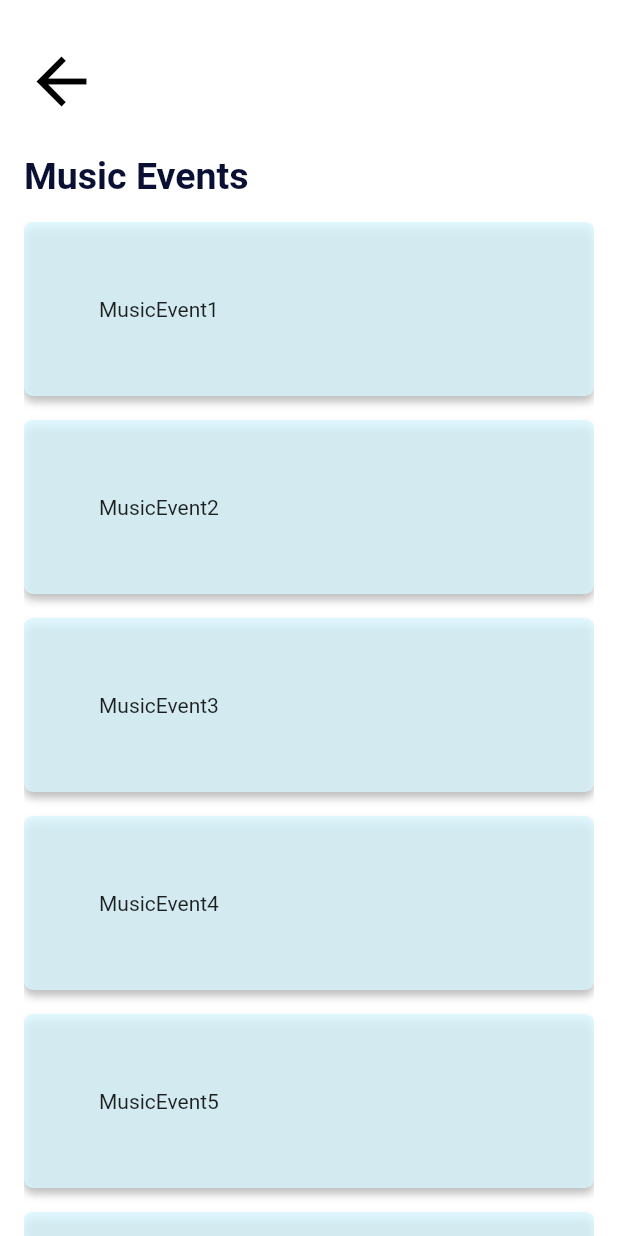
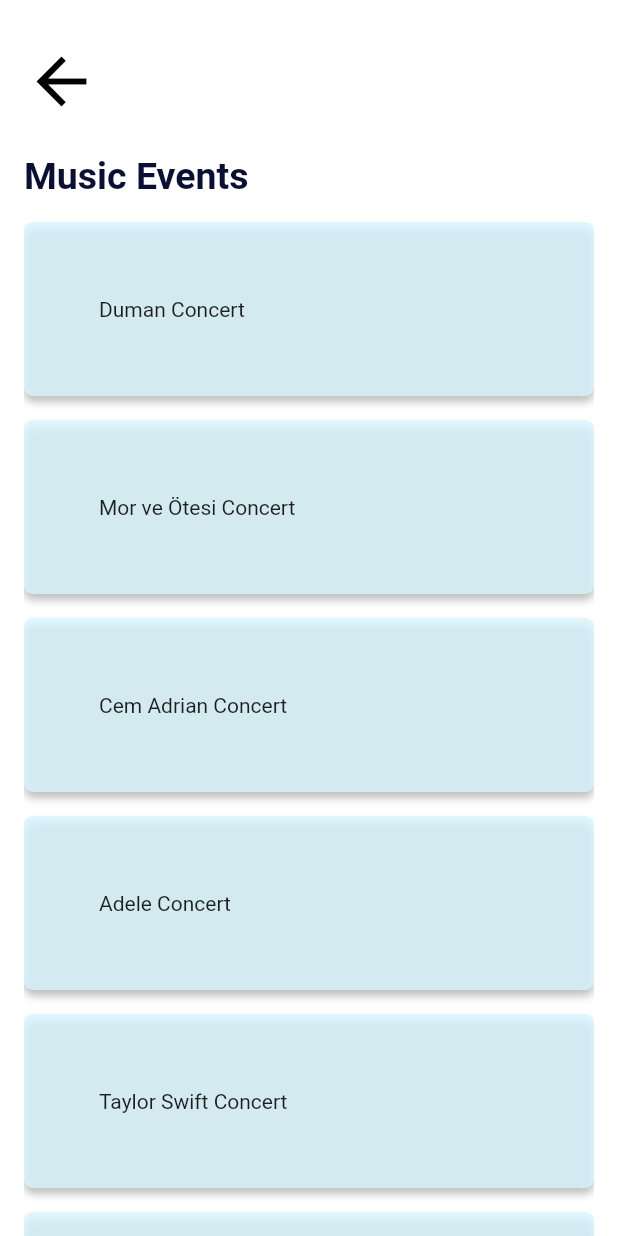
Before and after one commit to ranaakbas/event-finder, a Flutter app: the screen it shows after launch, after a tap on "Music", on a phone screen of 412 x 824 dp. Run offline on Flutter 3.47's test engine with Material 2 defaults, Android fonts, the phone set to English and light mode, and no system bars; our stand-ins replace firebase_core, firebase_database; missing offline and left inert: flutterfire_ui, postgres; accounts and stored records are empty.

Commit message:
event page design, added firebase connect code, 2 buttons on the main page are connected to a single function

```diff
--- a/lib/home.dart
+++ b/lib/home.dart
@@ -48,16 +48,34 @@ class _HomePageState extends State<HomePage> {
                 crossAxisAlignment: CrossAxisAlignment.start,
                 children: [
                   //BAŞBİLET COLUMN1
-                  buildBasBilet(
-                      iconPerson: Icons.person,
-                      widget: MembershipPage(),
-                      context: context),
+                  Padding(
+                    padding: const EdgeInsets.only(top: 24.0, bottom: 3),
+                    child: Row(
+                      children: [
+                        Text(
+                          "BaşBilet",
+                          style: TextStyle(
+                            fontSize: 30,
+                            color: Color(0xFF0A1034),
+                            fontWeight: FontWeight.bold,
+                          ),
+                        ),
+                        SizedBox(width: 130),
+                        buildTopButton(
+                            icon: Icons.search, widget: widget, context: context),
+                        buildTopButton(
+                            icon: Icons.person,
+                            widget: MembershipPage(),
+                            context: context),
+                      ],
+                    ),
+                  ),
+
 
                   buildNickNameText(nickNameText),
 
                   //FILTER COLUMN2
                   //MOST PREFFERED COLUMN3-4
-
 
                   buildMostPreferredText(),
                   buildMostPreferred(),
@@ -68,14 +86,25 @@ class _HomePageState extends State<HomePage> {
                   buildCategories(),
 
                   buildNavigation(
-                      text: "Music", widget: MusicPage(), image: AssetImage('assets/images/music.jpg'), context: context),
+                      text: "Music",
+                      widget: MusicPage(),
+                      image: AssetImage('assets/images/music.jpg'),
+                      context: context),
                   buildNavigation(
-                      text: "Art", widget: ArtPage(), image: AssetImage('assets/images/arts.jpg'), context: context),
+                      text: "Art",
+                      widget: ArtPage(),
+                      image: AssetImage('assets/images/arts.jpg'),
+                      context: context),
                   buildNavigation(
-                      text: "Sport", widget: SportPage(), image: AssetImage('assets/images/sports.png'), context: context),
+                      text: "Sport",
+                      widget: SportPage(),
+                      image: AssetImage('assets/images/sports.png'),
+                      context: context),
                   buildNavigation(
-                      text: "Education&More", widget: EducationMorePage(), image: AssetImage('assets/images/education&more.jpg'), context: context),
-
+                      text: "Education&More",
+                      widget: EducationMorePage(),
+                      image: AssetImage('assets/images/education&more.jpg'),
+                      context: context),
                 ],
               )
             ],
@@ -86,8 +115,8 @@ class _HomePageState extends State<HomePage> {
   }
 }
 
-Widget buildBasBilet(
-    {required IconData iconPerson,
+Widget buildTopButton(
+    {required IconData icon,
     required Widget widget,
     required BuildContext context}) {
   return GestureDetector(
@@ -97,34 +126,11 @@ Widget buildBasBilet(
       }));
     },
     child: Padding(
-      padding: const EdgeInsets.only(top: 24.0, bottom: 3),
-      child: Row(
-        children: [
-          Text(
-            "BaşBilet",
-            style: TextStyle(
-              fontSize: 30,
-              color: Color(0xFF0A1034),
-              fontWeight: FontWeight.bold,
-            ),
-          ),
-          Padding(
-            padding: EdgeInsets.only(left: 155),
-            child: Icon(
-              Icons.search,
-              size: 33,
-              color: Color(0xFF0A1034),
-            ),
-          ),
-          Padding(
-            padding: EdgeInsets.only(left: 20),
-            child: Icon(
-              iconPerson,
-              size: 33,
-              color: Color(0xFF0A1034),
-            ),
-          )
-        ],
+      padding: EdgeInsets.only(left: 20),
+      child: Icon(
+        icon,
+        size: 33,
+        color: Color(0xFF0A1034),
       ),
     ),
   );
@@ -252,37 +258,35 @@ Widget buildCategories() {
 
 Widget buildNavigation(
     {required String text,
-    required Widget widget, required ImageProvider image,
+    required Widget widget,
+    required ImageProvider image,
     required BuildContext context}) {
   return GestureDetector(
-    onTap: () {
-      Navigator.push(
-        context,
-        MaterialPageRoute(builder: (context) {
-          return widget;
-        }),
-      );
-    },
-    child: Padding(
-      padding: EdgeInsets.only(top: 10),
-      child:
-          Container(
-            margin: const EdgeInsets.symmetric(horizontal: 10.0, vertical: 5),
+      onTap: () {
+        Navigator.push(
+          context,
+          MaterialPageRoute(builder: (context) {
+            return widget;
+          }),
+        );
+      },
+      child: Padding(
+          padding: EdgeInsets.only(top: 10),
+          child: Container(
+              margin: const EdgeInsets.symmetric(horizontal: 10.0, vertical: 5),
               height: 90.0,
-            padding: EdgeInsets.symmetric(horizontal: 19, vertical: 22),
-            decoration: BoxDecoration(
-              borderRadius: BorderRadius.circular(6),
-              image: DecorationImage(
-                  image: image,
-                  fit: BoxFit.cover),
-            ),
-            child:Center(
-            child: Text(
-              text,
-              style: TextStyle(
+              padding: EdgeInsets.symmetric(horizontal: 19, vertical: 22),
+              decoration: BoxDecoration(
+                borderRadius: BorderRadius.circular(6),
+                image: DecorationImage(image: image, fit: BoxFit.cover),
+              ),
+              child: Center(
+                  child: Text(
+                text,
+                style: TextStyle(
                   color: Colors.white,
                   fontSize: 18,
                   fontWeight: FontWeight.w900,
-            ),)))
-          ));
+                ),
+              )))));
 }
--- a/lib/main.dart
+++ b/lib/main.dart
@@ -21,6 +21,7 @@ Future<void> main() async {
 }
 
 class MyApp extends StatelessWidget {
+  //final Future<FirebaseApp> _initlization= Firebase.initializeApp();
 
   // This widget is the root of your application.
   @override
--- a/lib/music.dart
+++ b/lib/music.dart
@@ -1,3 +1,4 @@
+import 'package:akbas_bas_eventfinderapp/Event1.dart';
 import 'package:flutter/material.dart';
 import 'package:firebase_database/firebase_database.dart';
 import 'package:flutterfire_ui/database.dart';
@@ -6,12 +7,12 @@ import 'package:flutter/src/widgets/framework.dart';
 
 class MusicPage extends StatelessWidget {
   final List<String> events = [
-    "MusicEvent1",
-    "MusicEvent2",
-    "MusicEvent3",
-    "MusicEvent4",
-    "MusicEvent5",
-    "MusicEvent6",
+    "Duman Concert",
+    "Mor ve Ötesi Concert",
+    "Cem Adrian Concert",
+    "Adele Concert",
+    "Taylor Swift Concert",
+    "Metalica Concert",
   ];
 
   @override
@@ -41,7 +42,7 @@ class MusicPage extends StatelessWidget {
               Expanded(
                 child: ListView(
                     children: events
-                        .map((String title) => buildEvents(title: title))
+                        .map((String title) => buildEvents(title: title, widget: EventPage(), context: context))
                         .toList()),
               ),
             ],
@@ -74,8 +75,14 @@ Widget buildBackHome(
       ));
 }
 
-Widget buildEvents({required String title}) {
-  return Container(
+Widget buildEvents({required String title, required Widget widget, required BuildContext context}) {
+  return GestureDetector(
+      onTap: () {
+    Navigator.push(context, MaterialPageRoute(builder: (context) {
+      return widget;
+    }));
+  },
+    child: Container(
     padding: EdgeInsets.all(50),
     margin: EdgeInsets.only(bottom: 16),
     width: double.infinity,
@@ -91,5 +98,5 @@ Widget buildEvents({required String title}) {
       ],
     ),
     child: Text(title),
-  );
+  ),);
 }
```
Also changed, not shown: lib/Event1.dart (added, +138 -0 lines), assets/images/duman.webp (added), 2 other files.
